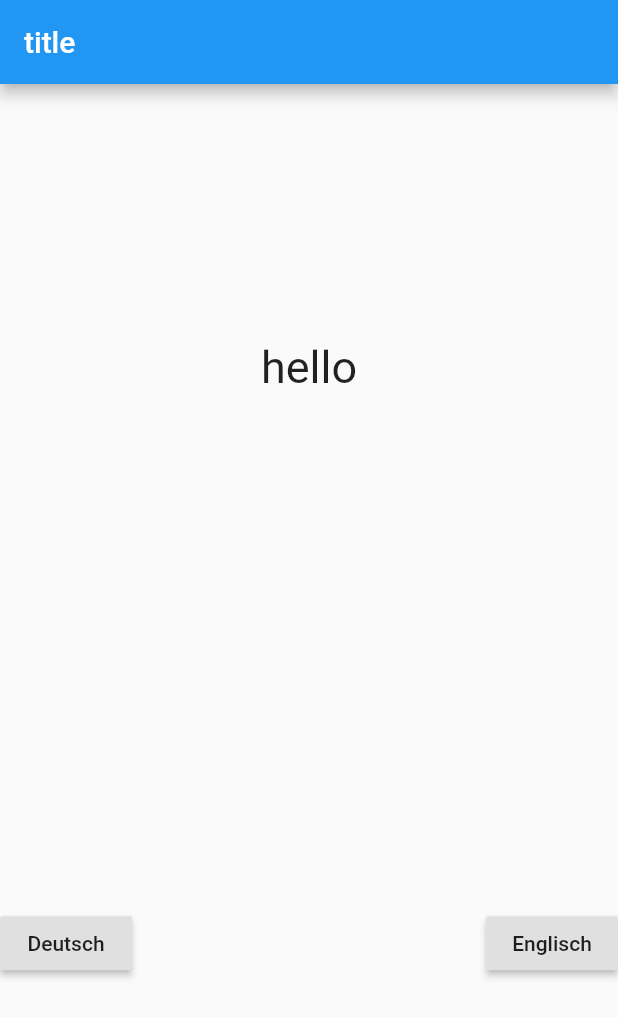
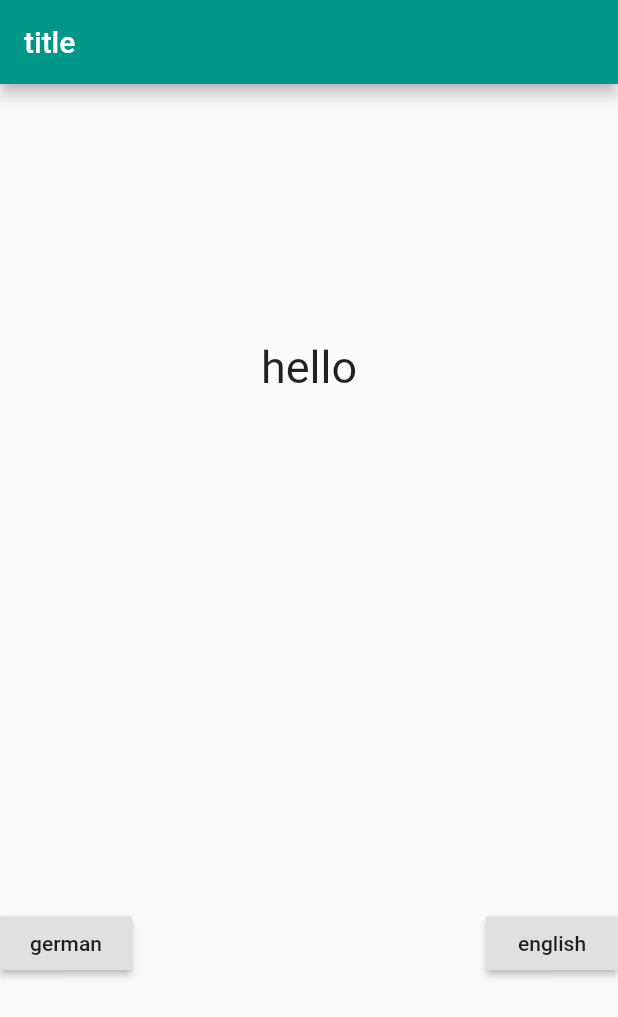
Before and after one commit to congnguyendinh0/flutter-internationalization, a Flutter app: the screen it shows after launch, on a phone screen of 412 x 824 dp. Shown: the top 1017 px of the screen. Run offline on Flutter 3.47's test engine with Material 2 defaults, Android fonts, the phone set to English and light mode, and no system bars; our stand-ins replace easy_localization.

Commit message:
fixed android

```diff
--- a/assets/translations/de-DE.json
+++ b/assets/translations/de-DE.json
@@ -1,4 +1,6 @@
 {
     "hello":"hallo",
-    "title":"titel"
+    "title":"titel",
+    "german":"deutsch",
+    "english": "englisch"
 }
--- a/assets/translations/en-EN.json
+++ /dev/null
@@ -1,4 +0,0 @@
-{
-    "hello":"hello",
-    "title":"title"
-}
--- /dev/null
+++ b/assets/translations/en-US.json
@@ -0,0 +1,6 @@
+{
+    "hello":"hello",
+    "title":"title",
+    "german":"german",
+    "english": "english"
+}
--- a/lib/main.dart
+++ b/lib/main.dart
@@ -1,7 +1,6 @@
 
 
 import 'package:flutter/material.dart';
-import 'package:flutter_localizations/flutter_localizations.dart';
 import 'package:easy_localization/easy_localization.dart';
 
 void main() {
@@ -10,7 +9,7 @@ void main() {
 saveLocale:true ,
 supportedLocales: [
   Locale('de','DE'),
-  Locale('en','EN'),
+  Locale('en','US'),
 ],
 ));
 }
@@ -23,7 +22,7 @@ class MyApp extends StatelessWidget {
       title: 'Flutter Demo',
       theme: ThemeData(
 
-        primarySwatch: Colors.blue,
+        primarySwatch: Colors.teal,
         visualDensity: VisualDensity.adaptivePlatformDensity,
       ),
       localizationsDelegates: context.localizationDelegates,
@@ -70,12 +69,12 @@ class _MyHomePageState extends State<MyHomePage> {
               setState(() {
                 EasyLocalization.of(context).locale = Locale('de','DE');
               });
-            },child: Text('Deutsch'),),
+            },child: Text('german'.tr().toString()),),
             RaisedButton(onPressed: (){
               setState(() {
-                EasyLocalization.of(context).locale = Locale('en','EN');
+                EasyLocalization.of(context).locale = Locale('en','US');
               });
-            },child: Text('Englisch'),)
+            },child: Text('english'.tr().toString()),)
           ],)
         ],
       ),
```
